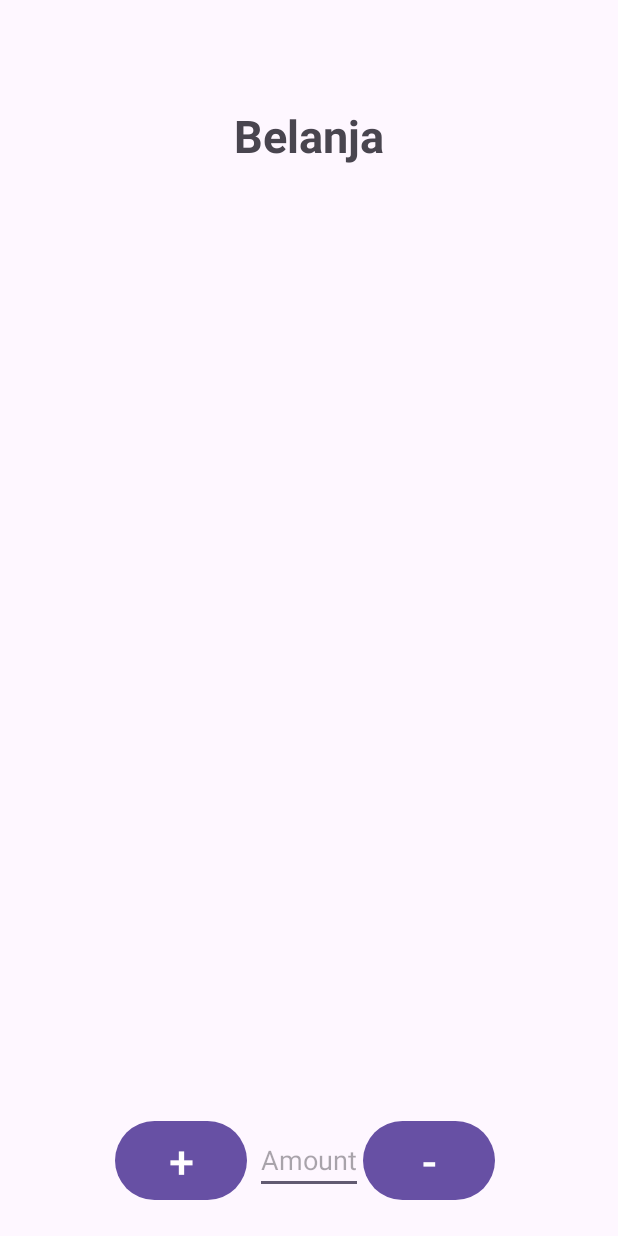
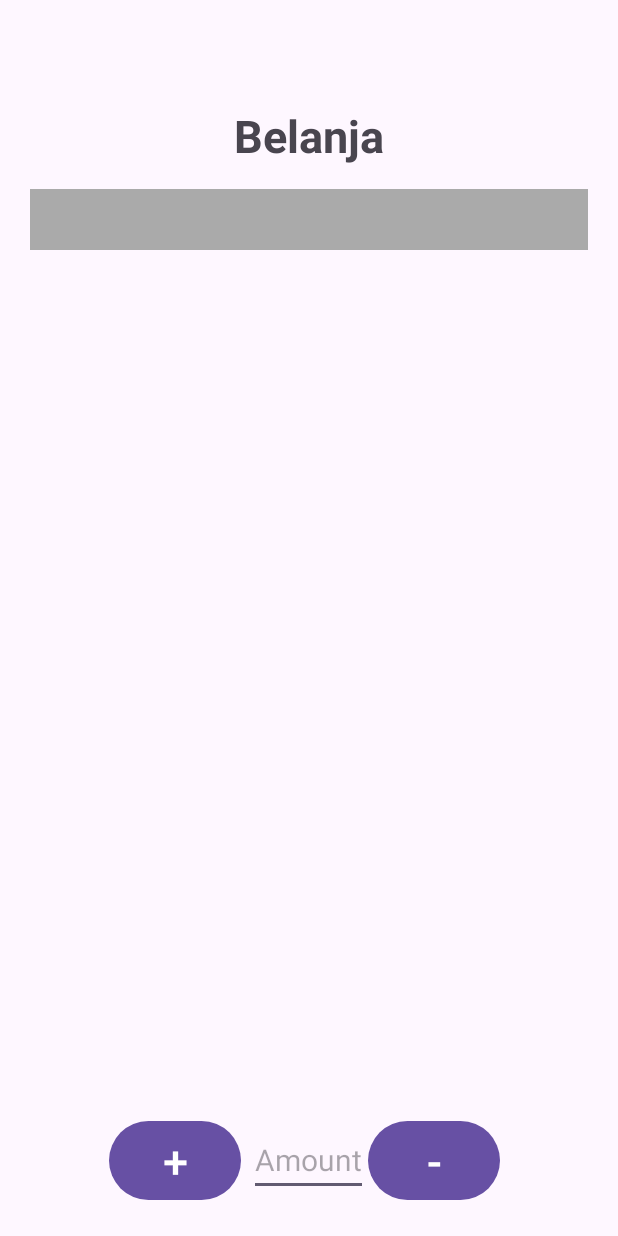
Before and after one commit to mryun20/belanjaApp, an Android app: the layout activity_main.xml on its own in the app's theme, with its tools: preview values and no code run, on a phone screen of 412 x 824 dp. Run offline under Robolectric (Android 15) with nearby library versions, the phone set to English and light mode, and no system bars.

Commit message:
#Change input type to number only #Add function to add and delete, showing the final amount of calculation

```diff
--- a/app/src/main/java/com/example/belanja/ListViewAdapter.java
+++ b/app/src/main/java/com/example/belanja/ListViewAdapter.java
@@ -2,6 +2,7 @@ package com.example.belanja;
 
 import android.app.Activity;
 import android.content.Context;
+import android.util.Log;
 import android.view.LayoutInflater;
 import android.view.View;
 import android.view.ViewGroup;
@@ -32,7 +33,7 @@ public class ListViewAdapter extends ArrayAdapter<String> {
             convertView = layoutInflater.inflate(R.layout.list_row, null);
 
             TextView number = convertView.findViewById(R.id.number);
-            number.setText(position + 1 + " .");
+            number.setText(position + " .");
 
             TextView name = convertView.findViewById(R.id.name);
             name.setText(list.get(position));
@@ -43,6 +44,7 @@ public class ListViewAdapter extends ArrayAdapter<String> {
                 @Override
                 public void onClick(View view) {
                     MainActivity.removeItem(position);
+                    Log.d("print here", "Click bin pressed position " + position);
                 }
             });
 
--- a/app/src/main/res/drawable/remove.xml
+++ /dev/null
@@ -1,5 +0,0 @@
-<vector xmlns:android="http://schemas.android.com/apk/res/android" android:height="24dp" android:tint="#D90D0D" android:viewportHeight="24" android:viewportWidth="24" android:width="24dp">
-
-    <path android:fillColor="@android:color/white" android:pathData="M12,2C6.48,2 2,6.48 2,12s4.48,10 10,10 10,-4.48 10,-10S17.52,2 12,2zM17,13L7,13v-2h10v2z"/>
-
-</vector>
--- a/app/src/main/res/layout/activity_main.xml
+++ b/app/src/main/res/layout/activity_main.xml
@@ -20,10 +20,12 @@
 
     <TextView
         android:id="@+id/answer"
+        android:background="@android:color/darker_gray"
+        android:gravity="center"
         android:layout_gravity="center"
         android:layout_marginTop="15dp"
         android:textSize="30sp"
-        android:layout_width="wrap_content"
+        android:layout_width="fill_parent"
         android:layout_height="wrap_content">
 
     </TextView>
@@ -57,6 +59,8 @@
         <EditText
             android:id="@+id/input"
             android:hint="Amount"
+            android:textSize="20sp"
+            android:inputType="numberDecimal"
             android:layout_width="wrap_content"
             android:layout_height="wrap_content">
 
--- a/app/src/main/res/layout/list_row.xml
+++ b/app/src/main/res/layout/list_row.xml
@@ -1,5 +1,6 @@
 <?xml version="1.0" encoding="utf-8"?>
 <RelativeLayout xmlns:android="http://schemas.android.com/apk/res/android"
+    android:padding="5sp"
     android:layout_width="match_parent"
     android:layout_height="match_parent">
 
@@ -27,7 +28,7 @@
         android:id="@+id/remove"
         android:layout_marginEnd="18sp"
         android:layout_width="22sp"
-        android:src="@drawable/remove"
+        android:src="@drawable/bin"
         android:layout_centerVertical="true"
         android:layout_alignParentRight="true"
         android:layout_height="22sp">
```
Also changed, not shown: app/src/main/java/com/example/belanja/MainActivity.java (+48 -17 lines).
